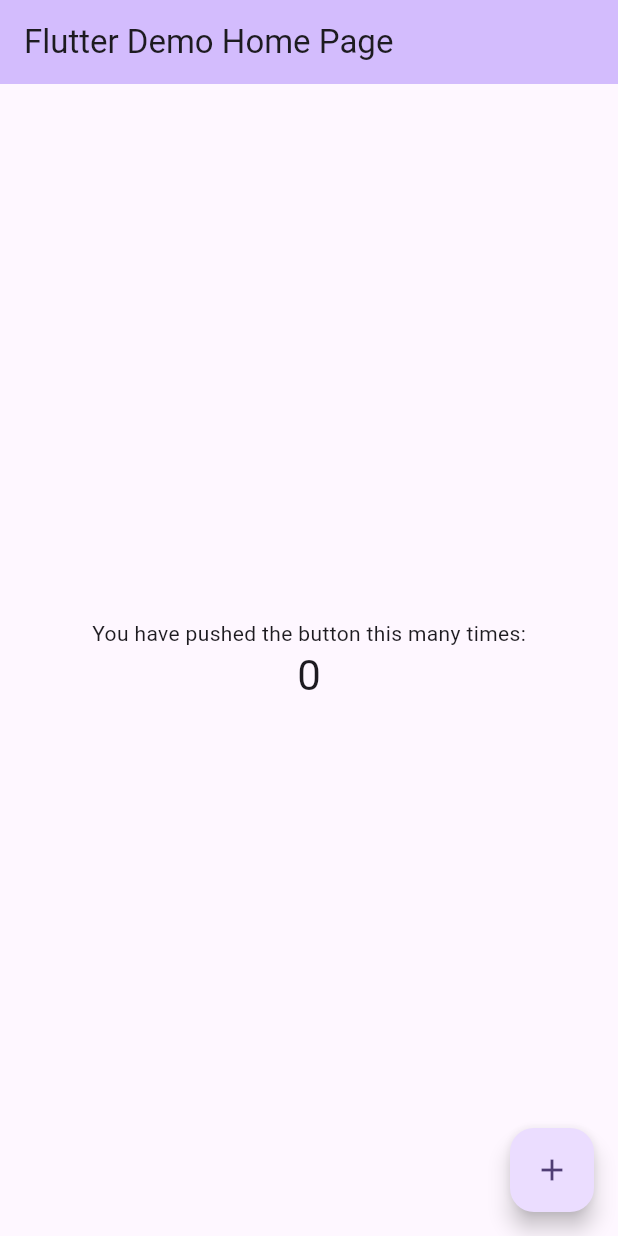
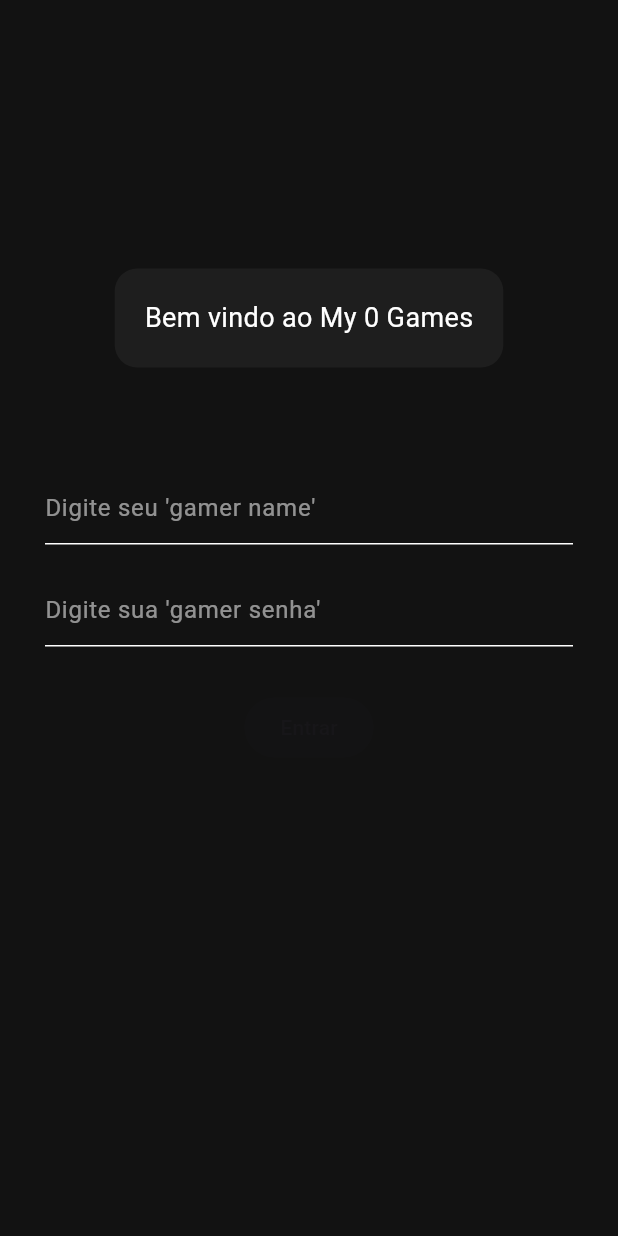
Before and after one commit to cgonssalves/my0games, a Flutter app: the screen it shows after launch, on a phone screen of 412 x 824 dp. Run offline on Flutter 3.47's test engine with Material 3 defaults, Android fonts, the phone set to English and light mode, and no system bars.

Commit message:
first login and welcome interface

```diff
--- a/lib/main.dart
+++ b/lib/main.dart
@@ -1,4 +1,5 @@
 import 'package:flutter/material.dart';
+import 'screens/profile_screen.dart';
 
 void main() {
   runApp(const MyApp());
@@ -7,116 +8,11 @@ void main() {
 class MyApp extends StatelessWidget {
   const MyApp({super.key});
 
-  // This widget is the root of your application.
   @override
   Widget build(BuildContext context) {
-    return MaterialApp(
-      title: 'Flutter Demo',
-      theme: ThemeData(
-        // This is the theme of your application.
-        //
-        // TRY THIS: Try running your application with "flutter run". You'll see
-        // the application has a purple toolbar. Then, without quitting the app,
-        // try changing the seedColor in the colorScheme below to Colors.green
-        // and then invoke "hot reload" (save your changes or press the "hot
-        // reload" button in a Flutter-supported IDE, or press "r" if you used
-        // the command line to start the app).
-        //
-        // Notice that the counter didn't reset back to zero; the application
-        // state is not lost during the reload. To reset the state, use hot
-        // restart instead.
-        //
-        // This works for code too, not just values: Most code changes can be
-        // tested with just a hot reload.
-        colorScheme: ColorScheme.fromSeed(seedColor: Colors.deepPurple),
-      ),
-      home: const MyHomePage(title: 'Flutter Demo Home Page'),
+    return const MaterialApp(
+      debugShowCheckedModeBanner: false,
+      home: ProfileScreen(),
     );
   }
 }
-
-class MyHomePage extends StatefulWidget {
-  const MyHomePage({super.key, required this.title});
-
-  // This widget is the home page of your application. It is stateful, meaning
-  // that it has a State object (defined below) that contains fields that affect
-  // how it looks.
-
-  // This class is the configuration for the state. It holds the values (in this
-  // case the title) provided by the parent (in this case the App widget) and
-  // used by the build method of the State. Fields in a Widget subclass are
-  // always marked "final".
-
-  final String title;
-
-  @override
-  State<MyHomePage> createState() => _MyHomePageState();
-}
-
-class _MyHomePageState extends State<MyHomePage> {
-  int _counter = 0;
-
-  void _incrementCounter() {
-    setState(() {
-      // This call to setState tells the Flutter framework that something has
-      // changed in this State, which causes it to rerun the build method below
-      // so that the display can reflect the updated values. If we changed
-      // _counter without calling setState(), then the build method would not be
-      // called again, and so nothing would appear to happen.
-      _counter++;
-    });
-  }
-
-  @override
-  Widget build(BuildContext context) {
-    // This method is rerun every time setState is called, for instance as done
-    // by the _incrementCounter method above.
-    //
-    // The Flutter framework has been optimized to make rerunning build methods
-    // fast, so that you can just rebuild anything that needs updating rather
-    // than having to individually change instances of widgets.
-    return Scaffold(
-      appBar: AppBar(
-        // TRY THIS: Try changing the color here to a specific color (to
-        // Colors.amber, perhaps?) and trigger a hot reload to see the AppBar
-        // change color while the other colors stay the same.
-        backgroundColor: Theme.of(context).colorScheme.inversePrimary,
-        // Here we take the value from the MyHomePage object that was created by
-        // the App.build method, and use it to set our appbar title.
-        title: Text(widget.title),
-      ),
-      body: Center(
-        // Center is a layout widget. It takes a single child and positions it
-        // in the middle of the parent.
-        child: Column(
-          // Column is also a layout widget. It takes a list of children and
-          // arranges them vertically. By default, it sizes itself to fit its
-          // children horizontally, and tries to be as tall as its parent.
-          //
-          // Column has various properties to control how it sizes itself and
-          // how it positions its children. Here we use mainAxisAlignment to
-          // center the children vertically; the main axis here is the vertical
-          // axis because Columns are vertical (the cross axis would be
-          // horizontal).
-          //
-          // TRY THIS: Invoke "debug painting" (choose the "Toggle Debug Paint"
-          // action in the IDE, or press "p" in the console), to see the
-          // wireframe for each widget.
-          mainAxisAlignment: MainAxisAlignment.center,
-          children: <Widget>[
-            const Text('You have pushed the button this many times:'),
-            Text(
-              '$_counter',
-              style: Theme.of(context).textTheme.headlineMedium,
-            ),
-          ],
-        ),
-      ),
-      floatingActionButton: FloatingActionButton(
-        onPressed: _incrementCounter,
-        tooltip: 'Increment',
-        child: const Icon(Icons.add),
-      ), // This trailing comma makes auto-formatting nicer for build methods.
-    );
-  }
-}
--- /dev/null
+++ b/lib/screens/profile_screen.dart
@@ -0,0 +1,107 @@
+import 'package:flutter/material.dart';
+
+class ProfileScreen extends StatefulWidget {
+  const ProfileScreen({Key? key}) : super(key: key);
+
+  @override
+  State<ProfileScreen> createState() => _ProfileScreenState();
+}
+
+class _ProfileScreenState extends State<ProfileScreen> {
+  final TextEditingController _nameController = TextEditingController();
+  final TextEditingController _passwordController = TextEditingController();
+
+  bool _isLoggedIn = false;
+
+  @override
+  Widget build(BuildContext context) {
+    final bool isPasswordValid = _passwordController.text.length >= 8;
+
+    return Scaffold(
+      backgroundColor: const Color(0xFF121212), // Fundo escuro (tema dark)
+      body: Stack(
+        children: [
+          Center(
+            child: _isLoggedIn
+                ? Text(
+                    'Bem vindo ao My 0 Games, ${_nameController.text}',
+                    style: const TextStyle(color: Colors.white, fontSize: 20),
+                  )
+                : Padding(
+                    padding: const EdgeInsets.symmetric(horizontal: 30),
+                    child: Column(
+                      mainAxisAlignment: MainAxisAlignment.center,
+                      children: [
+                        TextField(
+                          controller: _nameController,
+                          style: const TextStyle(color: Colors.white),
+                          decoration: const InputDecoration(
+                            hintText: "Digite seu 'gamer name'",
+                            hintStyle: TextStyle(color: Colors.white54),
+                            enabledBorder: UnderlineInputBorder(
+                              borderSide: BorderSide(color: Colors.white),
+                            ),
+                            focusedBorder: UnderlineInputBorder(
+                              borderSide: BorderSide(color: Colors.green),
+                            ),
+                          ),
+                        ),
+                        const SizedBox(height: 20),
+                        TextField(
+                          controller: _passwordController,
+                          obscureText: true,
+                          style: const TextStyle(color: Colors.white),
+                          onChanged: (_) => setState(() {}),
+                          decoration: const InputDecoration(
+                            hintText: "Digite sua 'gamer senha'",
+                            hintStyle: TextStyle(color: Colors.white54),
+                            enabledBorder: UnderlineInputBorder(
+                              borderSide: BorderSide(color: Colors.white),
+                            ),
+                            focusedBorder: UnderlineInputBorder(
+                              borderSide: BorderSide(color: Colors.green),
+                            ),
+                          ),
+                        ),
+                        const SizedBox(height: 30),
+                        ElevatedButton(
+                          onPressed: isPasswordValid
+                              ? () {
+                                  setState(() {
+                                    _isLoggedIn = true;
+                                  });
+                                }
+                              : null,
+                          style: ElevatedButton.styleFrom(
+                            backgroundColor: isPasswordValid
+                                ? Colors.green
+                                : Colors.grey[400], // Cinza claro
+                          ),
+                          child: const Text('Entrar'),
+                        ),
+                      ],
+                    ),
+                  ),
+          ),
+
+          // Janela flutuante de boas-vindas
+          if (!_isLoggedIn)
+            Center(
+              child: Container(
+                margin: const EdgeInsets.only(bottom: 400),
+                padding: const EdgeInsets.all(20),
+                decoration: BoxDecoration(
+                  color: const Color(0xFF1E1E1E),
+                  borderRadius: BorderRadius.circular(15),
+                ),
+                child: const Text(
+                  'Bem vindo ao My 0 Games',
+                  style: TextStyle(color: Colors.white, fontSize: 18),
+                ),
+              ),
+            ),
+        ],
+      ),
+    );
+  }
+}
```
